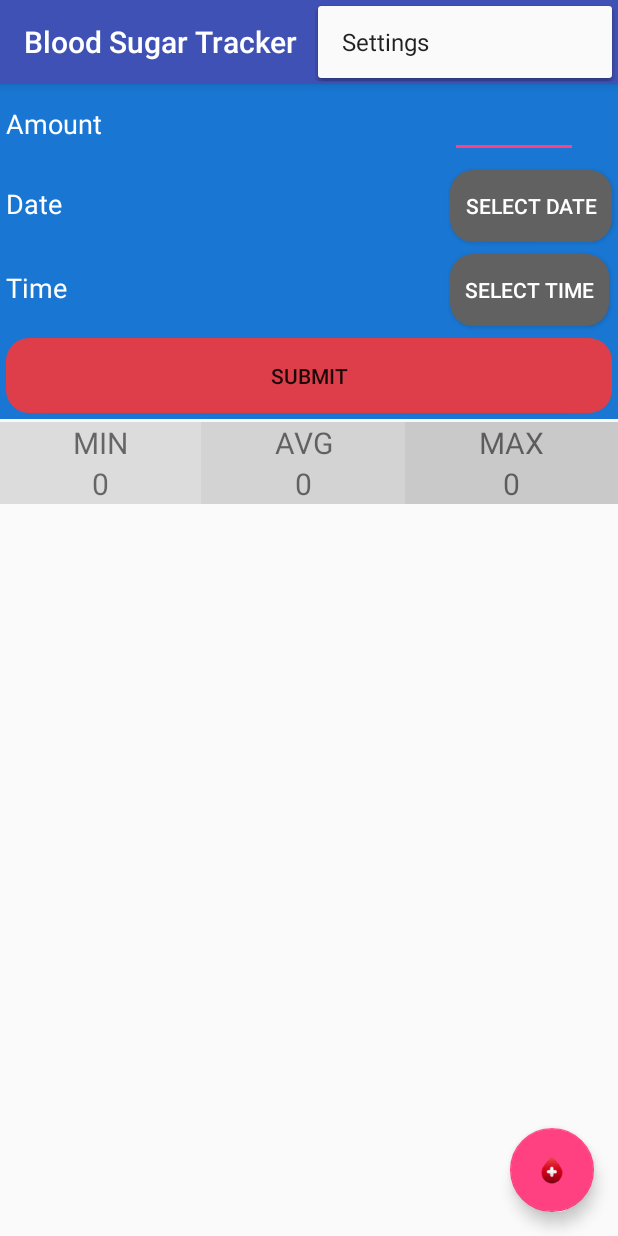
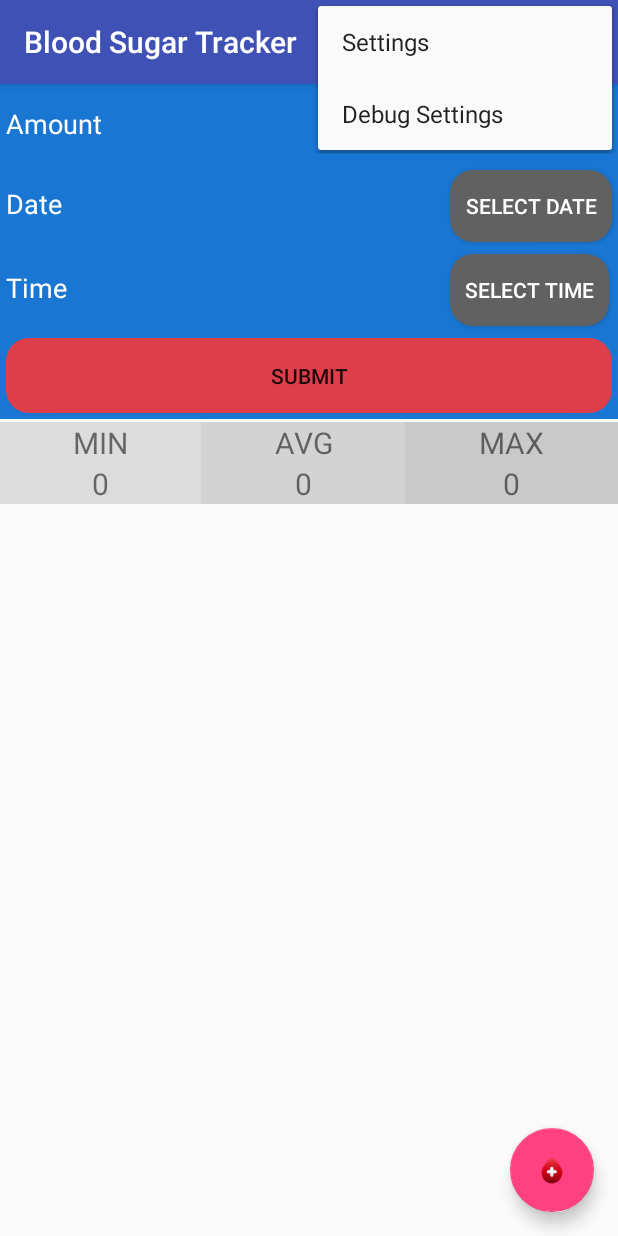
Before and after one commit to barakisbrown/BST, an Android app: the screen it shows after launch (MainActivity), with the options menu open, on a phone screen of 412 x 824 dp. Run offline under Robolectric (Android 15) with nearby library versions, the phone set to English and light mode, and no system bars.

Commit message:
Updated App

```diff
--- a/MyApplication/app/build.gradle
+++ b/MyApplication/app/build.gradle
@@ -2,7 +2,7 @@ apply plugin: 'com.android.application'
 
 android {
     compileSdkVersion 24
-    buildToolsVersion "24.0.2"
+    buildToolsVersion '25.0.0'
 
     defaultConfig {
         applicationId "com.lokislayer.bloodsugartracker"
@@ -21,8 +21,8 @@ android {
 
 dependencies {
     compile fileTree(dir: 'libs', include: ['*.jar'])
-    testCompile 'junit:junit:4.12'
     compile 'com.android.support:appcompat-v7:24.2.0'
     compile 'com.android.support:design:24.2.0'
     compile 'com.android.support:support-v4:24.2.0'
+    testCompile 'junit:junit:4.12'
 }
--- a/MyApplication/app/src/main/java/com/lokislayer/bloodsugartracker/DB/DatabaseHelper.java
+++ b/MyApplication/app/src/main/java/com/lokislayer/bloodsugartracker/DB/DatabaseHelper.java
@@ -82,19 +82,24 @@ public class DatabaseHelper extends SQLiteOpenHelper
         }
     }
 
+    /**
+     * Determines if the Sqlite Database exist or not.
+     * @return true if database does exist. False it does not exist
+     */
     private boolean isEmpty()
     {
         SQLiteDatabase db = getReadableDatabase();
-        Cursor cursor = db.rawQuery("SELECT COUNT(*) FROM sqlite_master WHERE TYPE = ? AND NAME = ?",
-                new String[] {"table",TABLE_NAME});
-        if (!cursor.moveToFirst())
-        {
+        String query = "select DISTINCT tbl_name from sqlite_master where tbl_name = '" + TABLE_NAME + "'";
+        Cursor cursor = db.rawQuery(query,null);
+
+        if (cursor != null) {
+            if (cursor.getCount() > 0) {
+                cursor.close();
+                return true;
+            }
             cursor.close();
-            return false;
         }
-        int count = cursor.getCount();
-        cursor.close();
-        return count > 0;
+        return false;
 
     }
 
--- a/MyApplication/app/src/main/java/com/lokislayer/bloodsugartracker/SettingsActivity.java
+++ b/MyApplication/app/src/main/java/com/lokislayer/bloodsugartracker/SettingsActivity.java
@@ -4,6 +4,9 @@ import android.content.Intent;
 import android.os.Bundle;
 import android.preference.PreferenceActivity;
 import android.util.Log;
+import android.widget.Toast;
+
+import com.lokislayer.bloodsugartracker.DB.DatabaseHelper;
 
 /**
  * Activity Class that will create the SettingsFragment that I will use to power my settings.
--- a/MyApplication/app/src/main/res/menu/menu_main.xml
+++ b/MyApplication/app/src/main/res/menu/menu_main.xml
@@ -8,4 +8,10 @@
         android:icon="@android:drawable/ic_menu_preferences"
         android:title="@string/action_settings"
         app:showAsAction="never" />
+    <item
+        android:id="@+id/debug_settings"
+        android:orderInCategory="200"
+        android:icon="@android:drawable/ic_menu_preferences"
+        android:title="@string/debug_settings"
+        app:showAsAction="never" />
   </menu>
--- a/MyApplication/build.gradle
+++ b/MyApplication/build.gradle
@@ -5,7 +5,7 @@ buildscript {
         jcenter()
     }
     dependencies {
-        classpath 'com.android.tools.build:gradle:2.2.1'
+        classpath 'com.android.tools.build:gradle:2.3.3'
 
         // NOTE: Do not place your application dependencies here; they belong
         // in the individual module build.gradle files
```
Also changed, not shown: MyApplication/app/src/main/AndroidManifest.xml (+8 -0 lines), MyApplication/app/src/main/java/com/lokislayer/bloodsugartracker/DebugSettingPreferenceFragment.java (+46 -1 lines), MyApplication/app/src/main/java/com/lokislayer/bloodsugartracker/DebugSettingsActivity.java (+24 -1 lines), MyApplication/app/src/main/java/com/lokislayer/bloodsugartracker/MainActivity.java (+15 -4 lines), MyApplication/app/src/main/java/com/lokislayer/bloodsugartracker/SettingPreferenceFragment.java (+26 -26 lines), MyApplication/app/src/main/res/values/strings.xml (+18 -0 lines), MyApplication/app/src/main/res/xml/debug_settings.xml (+9 -1 lines), MyApplication/gradle/wrapper/gradle-wrapper.properties.
